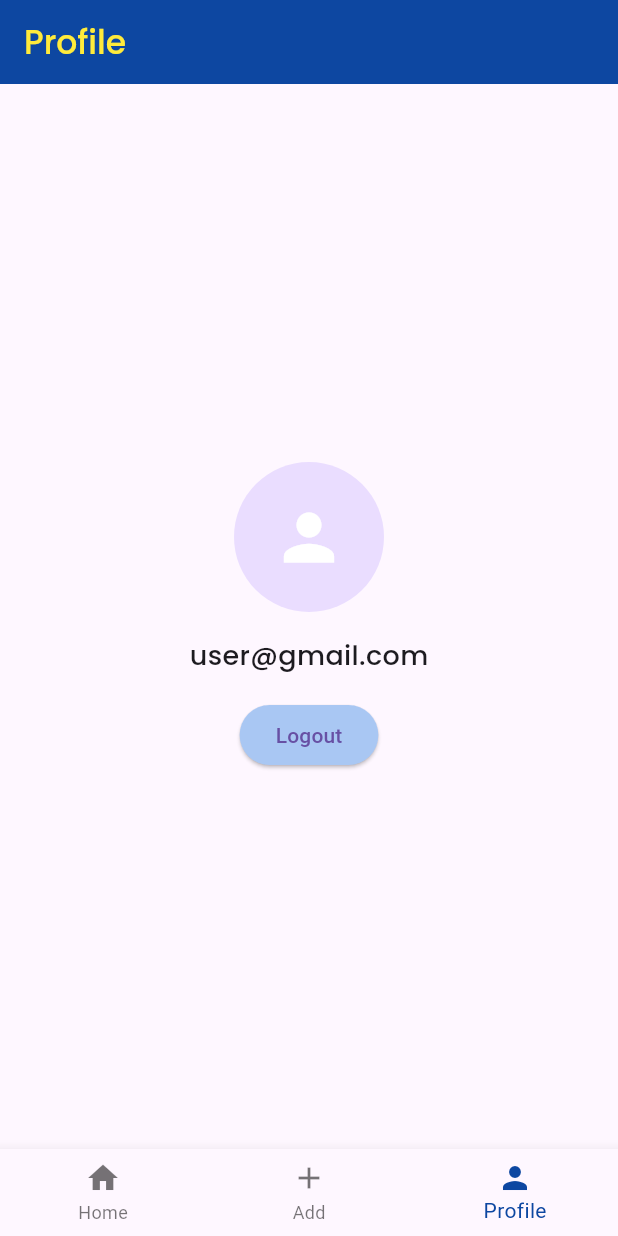
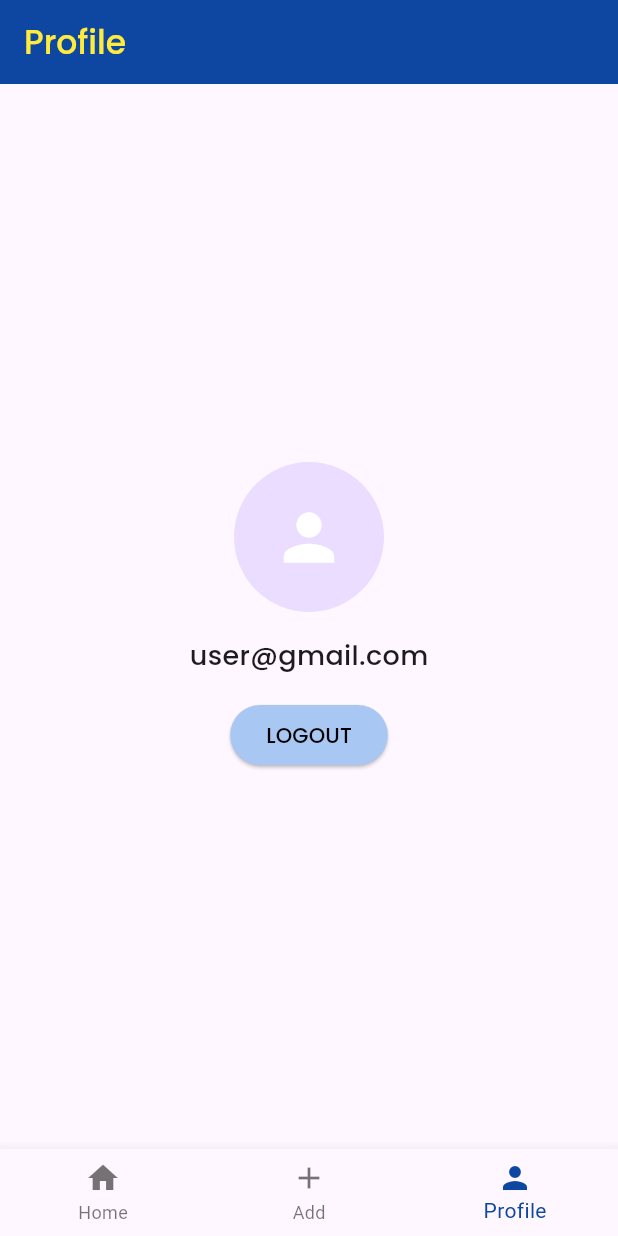
Before and after one commit to jasmrntha/tekber-fp, a Flutter app: the screen it shows after launch, item 3 of the bottom bar chosen, on a phone screen of 412 x 824 dp. Run offline on Flutter 3.47's test engine with Material 3 defaults, Android fonts, the light colour scheme and no system bars.

Commit message:
-- dwi indah 7

```diff
--- a/lib/screens/profile_screen.dart
+++ b/lib/screens/profile_screen.dart
@@ -36,7 +36,7 @@ class ProfileScreen extends StatelessWidget {
                 // Implement logout logic here
               },
               style: ElevatedButton.styleFrom(backgroundColor: const Color.fromARGB(255, 169, 199, 243)),
-              child: const Text('Logout', ),
+              child: const Text('LOGOUT',style: TextStyle(fontFamily: 'Poppins', color: Colors.black), ),
             ),
           ],
         ),
```
